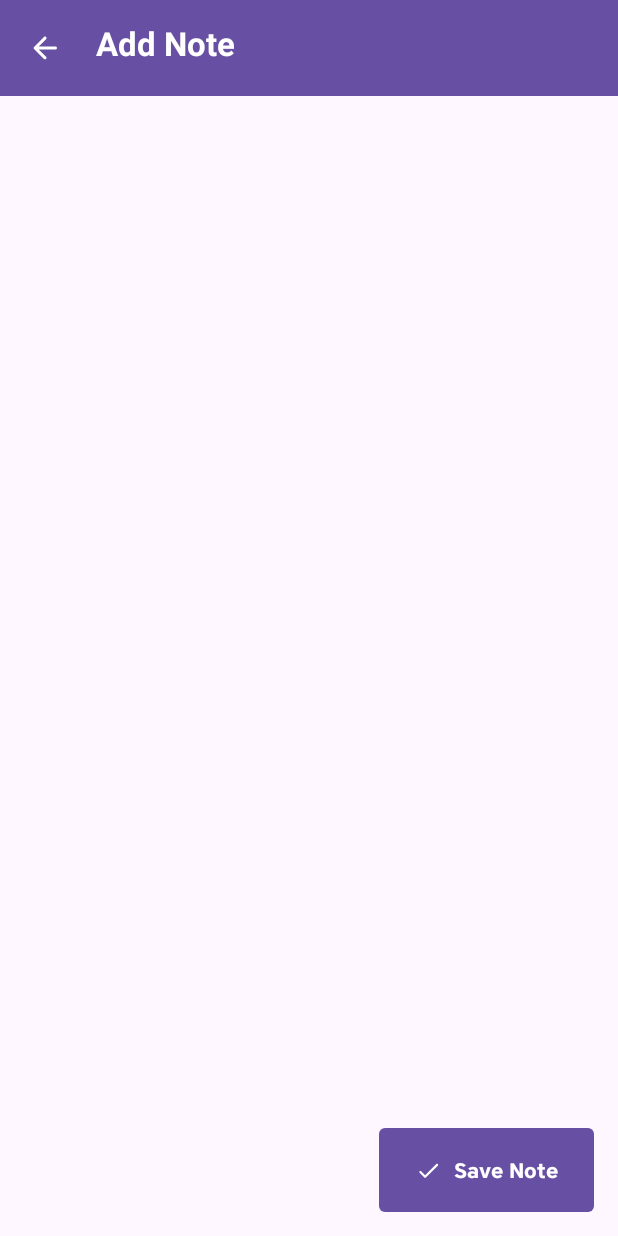
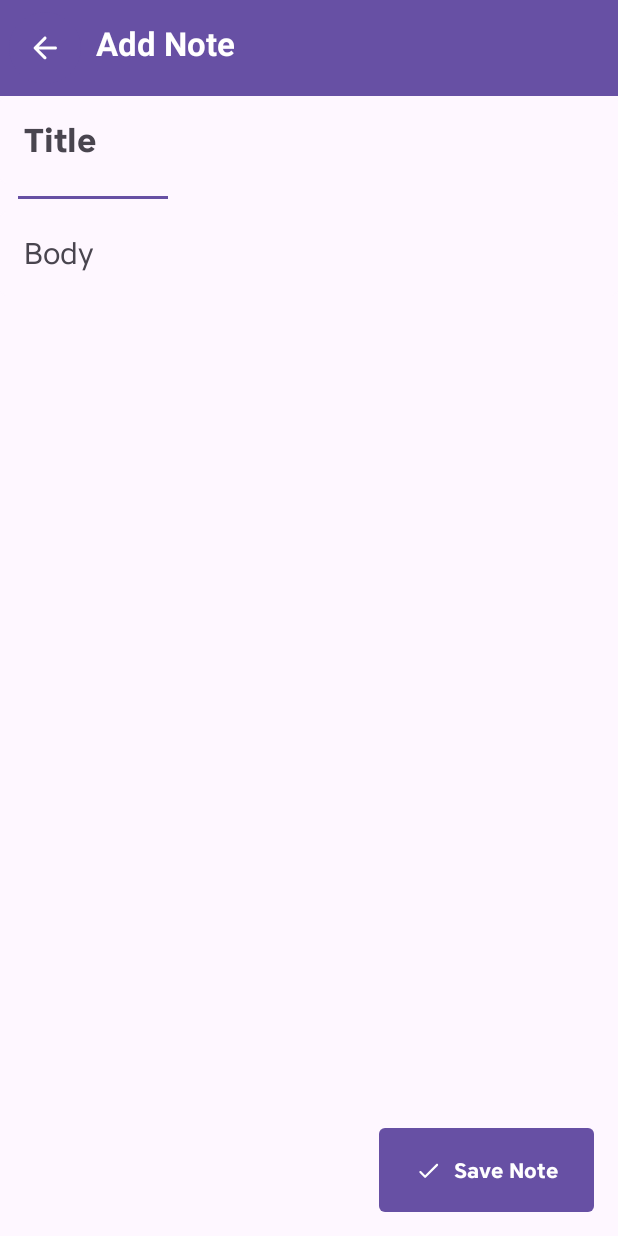
Before and after one commit to JustAGhost23/LiteNote, an Android app built with Jetpack Compose: the AddEditNoteScreen screen opened through its navigation route, on a phone screen of 412 x 824 dp. Run offline under Robolectric (Android 15) with nearby library versions, the phone set to English and light mode, and no system bars; our stand-ins replace Dagger/Hilt's generated code.

Commit message:
feat: add text boxes for input

```diff
--- a/app/src/main/java/com/example/litenote/core/navigation/Navigation.kt
+++ b/app/src/main/java/com/example/litenote/core/navigation/Navigation.kt
@@ -12,7 +12,7 @@ import com.example.litenote.feature_note.presentation.screens.add_edit_note.AddE
 import com.example.litenote.feature_note.presentation.screens.add_edit_note.AddEditNoteScreenViewModel
 import com.example.litenote.feature_note.presentation.screens.home.HomeScreen
 import com.example.litenote.feature_note.presentation.screens.home.HomeScreenViewModel
-import com.example.litenote.feature_note.presentation.util.NoteScreens
+import com.example.litenote.feature_note.presentation.utils.NoteScreens
 
 @Composable
 fun Navigation(
--- a/app/src/main/java/com/example/litenote/feature_note/presentation/screens/add_edit_note/AddEditNoteScreen.kt
+++ b/app/src/main/java/com/example/litenote/feature_note/presentation/screens/add_edit_note/AddEditNoteScreen.kt
@@ -1,6 +1,14 @@
 package com.example.litenote.feature_note.presentation.screens.add_edit_note
 
+import androidx.compose.foundation.background
+import androidx.compose.foundation.layout.Arrangement
+import androidx.compose.foundation.layout.Box
+import androidx.compose.foundation.layout.Column
+import androidx.compose.foundation.layout.padding
+import androidx.compose.foundation.layout.size
 import androidx.compose.foundation.shape.RoundedCornerShape
+import androidx.compose.foundation.text.KeyboardActions
+import androidx.compose.foundation.text.KeyboardOptions
 import androidx.compose.material3.FloatingActionButton
 import androidx.compose.material3.FloatingActionButtonDefaults
 import androidx.compose.material3.MaterialTheme
@@ -9,12 +17,16 @@ import androidx.compose.runtime.Composable
 import androidx.compose.runtime.LaunchedEffect
 import androidx.compose.runtime.remember
 import androidx.compose.ui.Modifier
+import androidx.compose.ui.focus.FocusDirection
 import androidx.compose.ui.focus.FocusRequester
 import androidx.compose.ui.platform.LocalFocusManager
+import androidx.compose.ui.text.input.ImeAction
 import androidx.compose.ui.unit.dp
 import com.example.litenote.feature_note.domain.model.Note
 import com.example.litenote.feature_note.presentation.screens.add_edit_note.components.SaveNoteButton
 import com.example.litenote.feature_note.presentation.screens.add_edit_note.components.TopBar
+import com.example.litenote.feature_note.presentation.screens.add_edit_note.components.TextBox
+import com.example.litenote.feature_note.presentation.screens.add_edit_note.utils.TextType
 
 @Composable
 fun AddEditNoteScreen(
@@ -27,7 +39,6 @@ fun AddEditNoteScreen(
 ) {
     val title = viewModel.title
     val body = viewModel.body
-    val isFavourite = viewModel.isFavourite
     val focusManager = LocalFocusManager.current
     val focusRequester = remember { FocusRequester() }
 
@@ -67,6 +78,49 @@ fun AddEditNoteScreen(
             }
         }
     ) { paddingValues ->
+        Column(
+            modifier = Modifier
+                .padding(paddingValues),
+            verticalArrangement = Arrangement.spacedBy(8.dp)
+        ) {
+            TextBox(
+                textType = TextType.Title,
+                value = title,
+                onValueChange = {
+                    viewModel.updateTitle(it)
+                },
+                keyboardActions = KeyboardActions(
+                    onNext = { focusManager.moveFocus(FocusDirection.Down) }
+                ),
+                keyboardOptions = KeyboardOptions.Default.copy(
+                    imeAction = ImeAction.Next
+                ),
+                focusRequester = focusRequester
+            )
 
+            Box(
+                modifier = Modifier
+                    .padding(start = 12.dp)
+                    .size(
+                        width = 100.dp,
+                        height = 2.dp
+                    )
+                    .background(color = MaterialTheme.colorScheme.primary)
+            )
+
+            TextBox(
+                textType = TextType.Body,
+                value = body,
+                onValueChange = {
+                    viewModel.updateBody(it)
+                },
+                keyboardActions = KeyboardActions(
+                    onDone = { focusManager.clearFocus() }
+                ),
+                keyboardOptions = KeyboardOptions.Default.copy(
+                    imeAction = ImeAction.Done
+                )
+            )
+        }
     }
 }
--- a/app/src/main/java/com/example/litenote/feature_note/presentation/screens/add_edit_note/AddEditNoteScreenViewModel.kt
+++ b/app/src/main/java/com/example/litenote/feature_note/presentation/screens/add_edit_note/AddEditNoteScreenViewModel.kt
@@ -18,7 +18,6 @@ class AddEditNoteScreenViewModel @Inject constructor (
 
     var title: String by mutableStateOf("")
     var body: String by mutableStateOf("")
-    var isFavourite: Boolean by mutableStateOf(false)
     var currentNote: Note? = null
 
     fun updateTitle(value: String) {
@@ -29,15 +28,11 @@ class AddEditNoteScreenViewModel @Inject constructor (
         body = value
     }
 
-    fun updateIsFavourite(value: Boolean) {
-        isFavourite = value
-    }
-
     fun addNote() {
         val newNote = Note(
             title = title.ifBlank { "Title" },
             body = body.ifBlank { "Body" },
-            isFavourite = isFavourite
+            isFavourite = false
         )
         viewModelScope.launch {
             useCases.insertUseCase(newNote)
@@ -50,7 +45,6 @@ class AddEditNoteScreenViewModel @Inject constructor (
             if (currentNote != null) {
                 title = currentNote!!.title
                 body = currentNote!!.body
-                isFavourite = currentNote!!.isFavourite
             }
         }
     }
@@ -60,7 +54,7 @@ class AddEditNoteScreenViewModel @Inject constructor (
             id = currentNote!!.id,
             title = title,
             body = body,
-            isFavourite = isFavourite
+            isFavourite = currentNote!!.isFavourite
         )
         viewModelScope.launch {
             useCases.updateUseCase(updatedNote)
--- /dev/null
+++ b/app/src/main/java/com/example/litenote/feature_note/presentation/screens/add_edit_note/components/TextBox.kt
@@ -0,0 +1,76 @@
+package com.example.litenote.feature_note.presentation.screens.add_edit_note.components
+
+import androidx.compose.foundation.layout.fillMaxWidth
+import androidx.compose.foundation.text.KeyboardActions
+import androidx.compose.foundation.text.KeyboardOptions
+import androidx.compose.material3.MaterialTheme
+import androidx.compose.material3.OutlinedTextField
+import androidx.compose.material3.Text
+import androidx.compose.material3.TextFieldDefaults
+import androidx.compose.runtime.Composable
+import androidx.compose.runtime.LaunchedEffect
+import androidx.compose.ui.Modifier
+import androidx.compose.ui.focus.FocusRequester
+import androidx.compose.ui.focus.focusRequester
+import androidx.compose.ui.graphics.Color
+import com.example.litenote.feature_note.presentation.screens.add_edit_note.utils.TextType
+
+@Composable
+fun TextBox(
+    modifier: Modifier = Modifier,
+    textType: TextType,
+    value: String,
+    onValueChange: (String) -> Unit,
+    keyboardActions: KeyboardActions,
+    keyboardOptions: KeyboardOptions,
+    focusRequester: FocusRequester? = null
+) {
+
+    OutlinedTextField(
+        value = value,
+        onValueChange = onValueChange,
+        modifier = when (textType) {
+            TextType.Title -> {
+                modifier
+                    .fillMaxWidth()
+                    .focusRequester(focusRequester!!)
+            }
+
+            else -> modifier.fillMaxWidth()
+        },
+        singleLine = textType == TextType.Title,
+        textStyle = if (textType == TextType.Title) {
+            MaterialTheme.typography.titleMedium
+        } else {
+            MaterialTheme.typography.titleSmall
+        },
+        placeholder = {
+            Text(
+                text = if (textType == TextType.Title) "Title" else "Body",
+                style = if (textType == TextType.Title) {
+                    MaterialTheme.typography.titleMedium
+                } else {
+                    MaterialTheme.typography.titleSmall
+                }
+            )
+        },
+        colors = TextFieldDefaults.colors(
+            unfocusedContainerColor = MaterialTheme.colorScheme.background,
+            unfocusedIndicatorColor = MaterialTheme.colorScheme.background,
+            unfocusedSupportingTextColor = MaterialTheme.colorScheme.onBackground,
+            focusedContainerColor = MaterialTheme.colorScheme.background,
+            focusedIndicatorColor = MaterialTheme.colorScheme.background,
+            errorIndicatorColor = MaterialTheme.colorScheme.error,
+            errorContainerColor = MaterialTheme.colorScheme.errorContainer,
+            cursorColor = MaterialTheme.colorScheme.primary
+        ),
+        keyboardActions = keyboardActions,
+        keyboardOptions = keyboardOptions
+    )
+
+    if (textType == TextType.Title) {
+        LaunchedEffect(Unit) {
+            focusRequester!!.requestFocus()
+        }
+    }
+}
--- /dev/null
+++ b/app/src/main/java/com/example/litenote/feature_note/presentation/screens/add_edit_note/utils/TextType.kt
@@ -0,0 +1,6 @@
+package com.example.litenote.feature_note.presentation.screens.add_edit_note.utils
+
+enum class TextType {
+    Title,
+    Body
+}
--- a/app/src/main/java/com/example/litenote/feature_note/presentation/util/NoteScreens.kt
+++ b/app/src/main/java/com/example/litenote/feature_note/presentation/utils/NoteScreens.kt
@@ -1,4 +1,4 @@
-package com.example.litenote.feature_note.presentation.util
+package com.example.litenote.feature_note.presentation.utils
 
 sealed class NoteScreens(val route: String) {
     data object HomeScreen : NoteScreens("home_screen")
```
